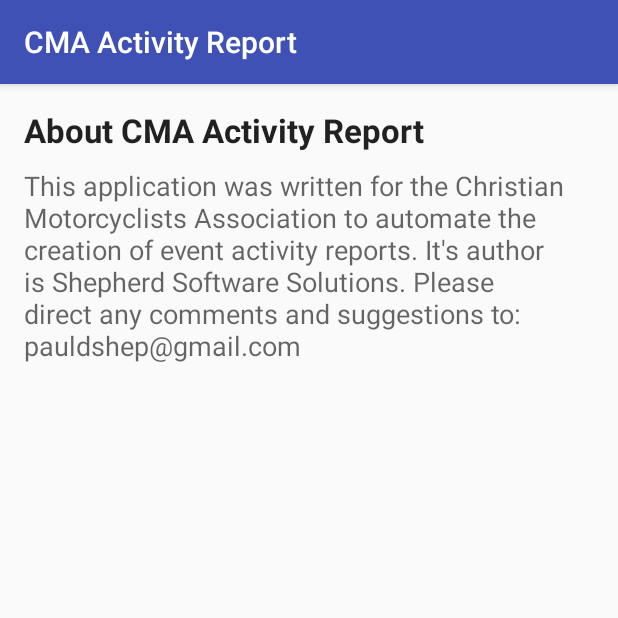
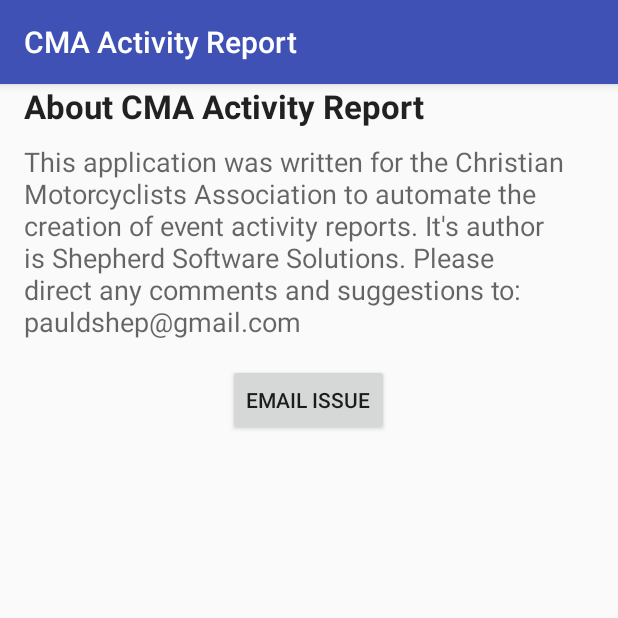
Before and after one commit to pauldshep/CMAActivityReport, an Android app: the ActivityAbout screen opened directly, with no data from a screen before it, on a phone screen of 412 x 824 dp, the top half of it. Run offline under Robolectric (Android 15) with nearby library versions, the phone set to English and light mode, and no system bars.

Commit message:
Email issue added to About activity

```diff
--- a/app/src/main/java/com/sss/android/cmaactivityreport/ActivityAbout.java
+++ b/app/src/main/java/com/sss/android/cmaactivityreport/ActivityAbout.java
@@ -1,7 +1,12 @@
 package com.sss.android.cmaactivityreport;
 
+import android.content.Intent;
 import android.support.v7.app.AppCompatActivity;
 import android.os.Bundle;
+import android.util.Log;
+import android.view.View;
+import android.widget.Button;
+import android.widget.Toast;
 
 /**
  * Creates and displays the About activity for the CMA activity report
@@ -9,11 +14,45 @@ import android.os.Bundle;
  */
 public class ActivityAbout extends AppCompatActivity
 {
+    private final static String TAG = "ActivityAbout";
+    private Button mEmailButton;
 
     @Override
     protected void onCreate(Bundle savedInstanceState)
     {
         super.onCreate(savedInstanceState);
         setContentView(R.layout.activity_about);
+
+        mEmailButton = findViewById(R.id.button_about_email);
+        mEmailButton.setOnClickListener(new View.OnClickListener()
+        {
+            @Override
+            public void onClick(View view)
+            {
+                // send the email to me
+                String my_email_addr = getString(R.string.activity_about_my_email_addr);
+                String email_subject = getString(R.string.activity_about_email_subject);
+                String email_text    = getString(R.string.activity_about_email_text);
+
+                Intent send_email = new Intent(Intent.ACTION_SEND);
+                send_email.setType(("message/rfc822"));
+                send_email.putExtra(Intent.EXTRA_EMAIL, new String[]{my_email_addr});
+                send_email.putExtra(Intent.EXTRA_SUBJECT, email_subject);
+                send_email.putExtra(Intent.EXTRA_TEXT, email_text);
+
+                try
+                {
+                    startActivity(Intent.createChooser(send_email,
+                            "Send Activity Report Issue"));
+                }
+                catch(android.content.ActivityNotFoundException ex)
+                {
+                    Log.e(TAG, "ERROR: no email clients installed");
+//                    Toast.makeText(
+//                        this, "WARNING: there are no email clients installed.",
+//                        Toast.LENGTH_SHORT).show();
+                }
+            }
+        });
     }
-}
+}   // end public class ActivityAbout extends AppCompatActivity
--- a/app/src/main/res/layout/activity_about.xml
+++ b/app/src/main/res/layout/activity_about.xml
@@ -1,44 +1,57 @@
 <?xml version="1.0" encoding="utf-8"?>
-<RelativeLayout
+<LinearLayout
     xmlns:android="http://schemas.android.com/apk/res/android"
     xmlns:tools="http://schemas.android.com/tools"
+    android:orientation="vertical"
     android:layout_width="match_parent"
     android:layout_height="match_parent"
-    android:paddingBottom="@dimen/activity_vertical_margin"
-    android:paddingLeft="@dimen/activity_horizontal_margin"
-    android:paddingRight="@dimen/activity_horizontal_margin"
-    android:paddingTop="@dimen/activity_vertical_margin"
     tools:context="com.sss.android.cmaactivityreport.ActivityAbout">
 
     <TextView
+        android:id="@+id/titleTextView"
         android:layout_width="wrap_content"
         android:layout_height="wrap_content"
+        android:layout_marginLeft="16dp"
         android:textAppearance="?android:attr/textAppearanceLarge"
-        android:id="@+id/textView"
         android:text="@string/activity_about_title"
-        android:layout_alignParentTop="true"
-        android:layout_alignParentLeft="true"
-        android:layout_alignParentStart="true"
         android:textStyle="bold"/>
 
     <ScrollView
+            android:id="@+id/messageScrollView"
             android:layout_width="wrap_content"
             android:layout_height="wrap_content"
-        android:id="@+id/scrollView2"
-        android:layout_below="@+id/textView"
-        android:layout_alignParentLeft="true"
-        android:layout_alignParentStart="true"
-        android:layout_alignParentRight="true"
-        android:layout_alignParentEnd="true"
-        android:layout_alignParentBottom="true">
+            android:layout_marginLeft="16dp"
+            android:layout_marginStart="0dp"
+            android:layout_marginRight="16dp"
+            android:layout_marginEnd="0dp"
+            android:layout_marginBottom="0dp">
+
+        <LinearLayout
+            android:orientation="vertical"
+            android:layout_width="match_parent"
+            android:layout_height="wrap_content">
 
             <TextView
+                android:id="@+id/textViewAbout"
                 android:layout_width="wrap_content"
                 android:layout_height="wrap_content"
+                android:layout_marginLeft="16dp"
+                android:layout_marginRight="16dp"
                 android:textAppearance="?android:attr/textAppearanceMedium"
                 android:text="@string/activity_about_text"
-            android:id="@+id/textView_about"
                 android:paddingTop="10dp"/>
 
+            <Button
+                android:id="@+id/button_about_email"
+                android:text="@string/activity_about_email_button"
+                android:layout_marginTop="16dp"
+                android:layout_marginBottom="16dp"
+                android:layout_width="wrap_content"
+                android:layout_height="wrap_content"
+                android:layout_gravity="center"/>
+
+        </LinearLayout>
+
     </ScrollView>
-</RelativeLayout>
+
+</LinearLayout>
--- a/app/src/main/res/values/strings.xml
+++ b/app/src/main/res/values/strings.xml
@@ -58,6 +58,14 @@
         Shepherd Software Solutions.  Please direct any comments and suggestions
         to: pauldshep@gmail.com
     </string>
+    <string name="activity_about_email_button">Email Issue</string>
+    <string name="activity_about_my_email_addr">pauldshep@gmail.com</string>
+    <string name="activity_about_email_subject">CMA Activity Report Comments</string>
+    <string name="activity_about_email_text">
+        User Info\n  Name:  \n  Chapter:  \n  Officer:  \n    Phone:  \n\n
+        Phone or Tablet\n  Manufacturer:  \n  Model:  \n  Operating System: \n\n
+        Description of Issue:\n\n
+    </string>
 
     <!-- General Definitions - do not translate -->
     <string name="boolean_true">true</string>
```
Lines whose indentation alone changed are shown as unchanged.
